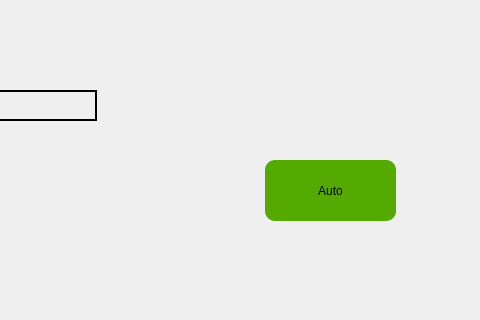
Before: the Qt Designer form spk_307.ui in rpopov94/pk_307r_vacuum, drawn with Qt 5; both pictures show x 535 to 1015 and y 0 to 320 of the 1015 by 650 pixel window.
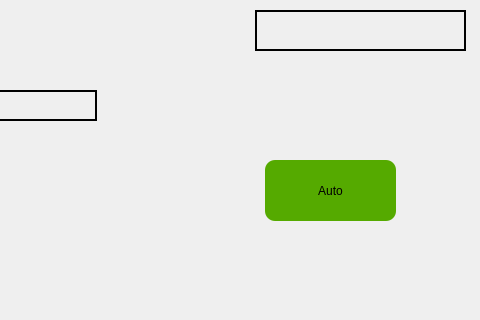
After: the same form once the commit is applied. Icons and pictures are not drawn.

Commit message: польностью готовое главное окно

Diff of the .ui file:
```diff
--- a/spk_307.ui
+++ b/spk_307.ui
@@ -350,6 +350,12 @@
      <height>41</height>
     </rect>
    </property>
+   <property name="styleSheet">
+    <string notr="true">border-style: solid;
+border-width: 1.5px; 
+border-color: black;
+</string>
+   </property>
    <property name="text">
     <string/>
    </property>
```
The commit also changes 3 other files.
